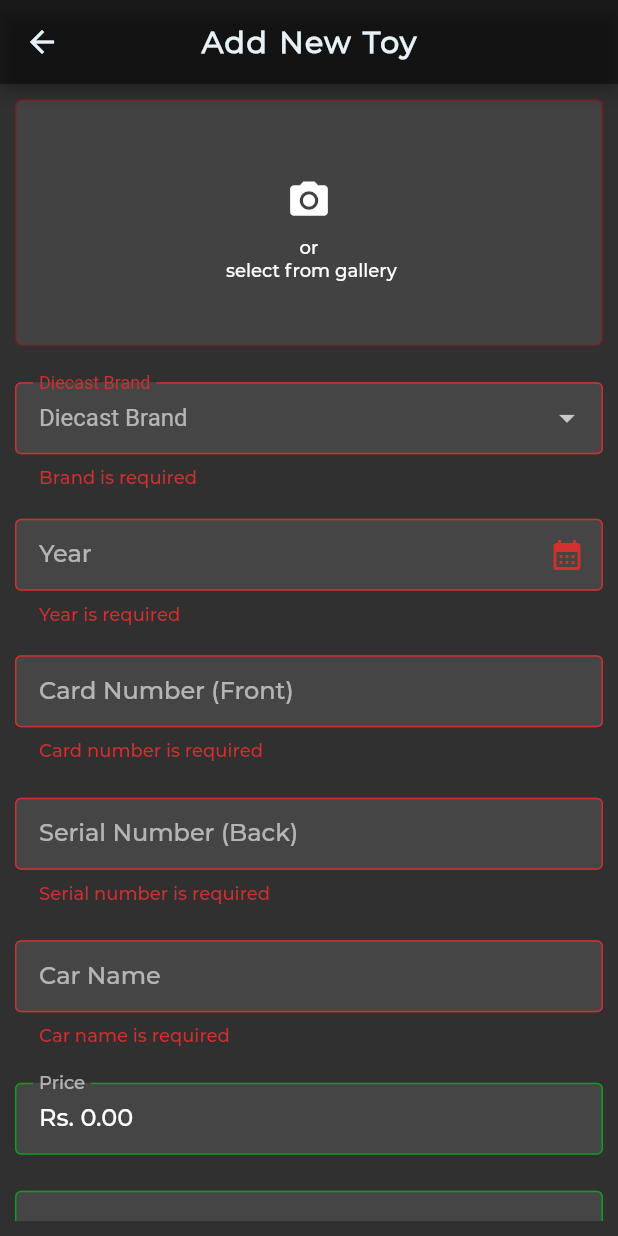
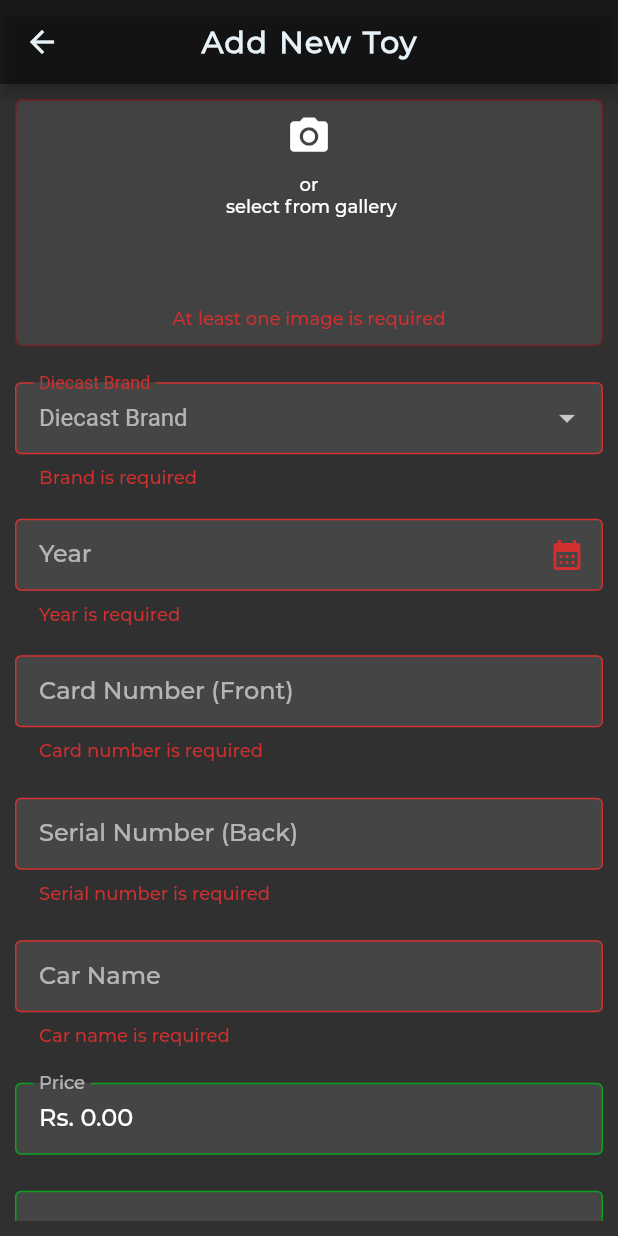
Before and after one commit to Harshana-Rathnayaka/My-Archives-App, a Flutter app: the AddNewToy screen opened by its route, after a tap on "SAVE", on a phone screen of 412 x 824 dp. Run offline on Flutter 3.47's test engine with Material 2 defaults, Android fonts, the phone set to English and light mode, and no system bars; our stand-ins replace cached_network_image, cloud_firestore, connectivity, firebase_auth, firebase_core, flutter_masked_text2 and 6 more; missing offline and left inert: simple_speed_dial; accounts and stored records are empty.

Commit message:
error text for no image error added

```diff
--- a/lib/screens/features/toys/add_new_toy.dart
+++ b/lib/screens/features/toys/add_new_toy.dart
@@ -154,6 +154,22 @@ class _AddNewToyState extends State<AddNewToy> with SingleTickerProviderStateMix
                                           onTap: () => captureImage(false),
                                           child: Text('or \n select from gallery', textAlign: TextAlign.center, style: TextStyle(fontSize: 12, fontFamily: fontMedium)),
                                         ),
+                                        Visibility(
+                                          visible: isImageError,
+                                          child: Expanded(
+                                            child: Column(
+                                              children: [
+                                                Spacer(),
+                                                Text(
+                                                  'At least one image is required',
+                                                  textAlign: TextAlign.center,
+                                                  style: TextStyle(fontFamily: fontMedium, fontSize: textSizeSmall, color: Theme.of(context).errorColor),
+                                                ),
+                                                SizedBox(height: 10)
+                                              ],
+                                            ),
+                                          ),
+                                        )
                                       ],
                                     ),
                                   ),
```
